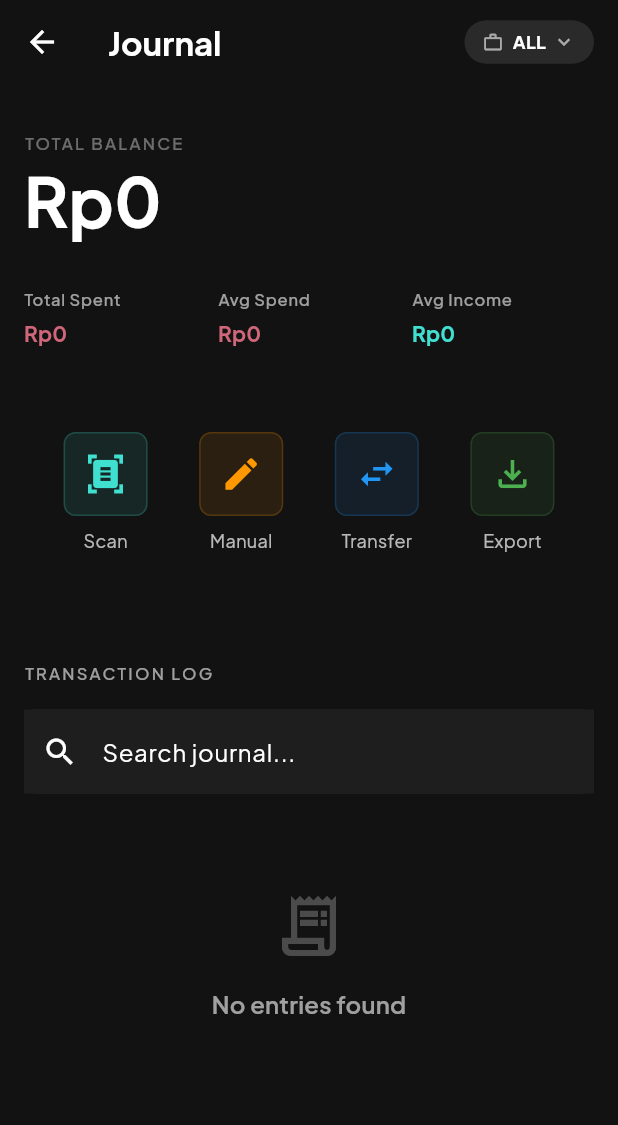
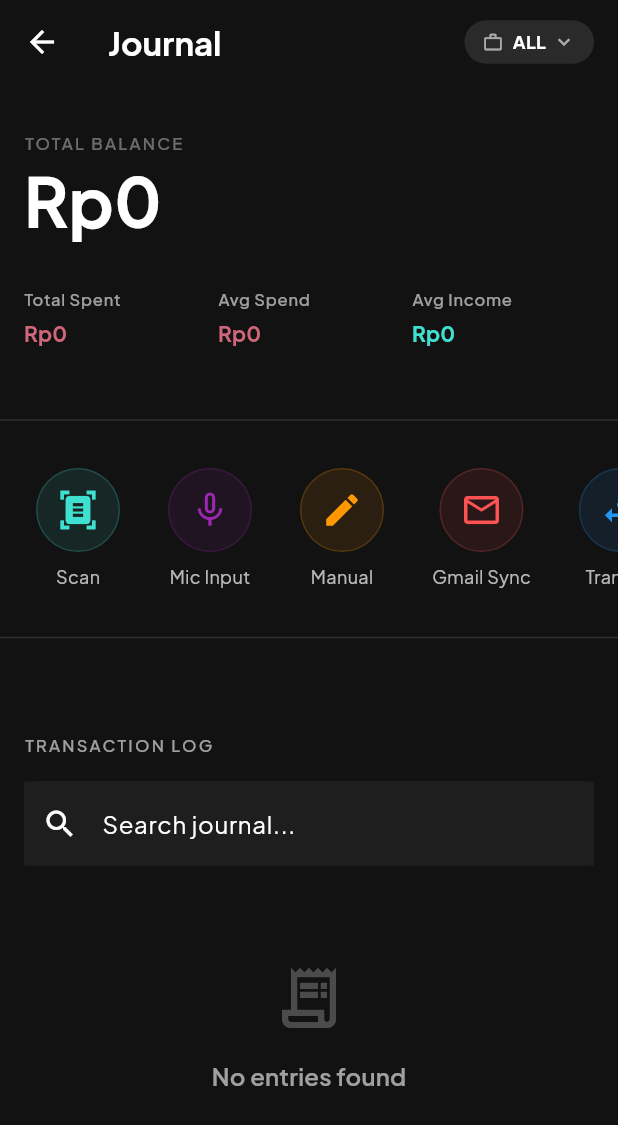
Before and after one commit to OlssenLS/P9-Ledge, a Flutter app: the TransactionsScreen screen opened directly, on a phone screen of 412 x 824 dp. Shown: the top 1125 px of the screen. Run offline on Flutter 3.47's test engine with Material 3 defaults, Android fonts, the light colour scheme and no system bars; drawn by our look-alikes of flutter_animate; our stand-ins replace drift, fl_chart, flutter_riverpod, get_it, go_router, google_fonts and 5 more; missing offline and left inert: google_mlkit_text_recognition; accounts and stored records are empty; generated files the repository leaves out were written again.

Commit message:
feat(ui): add section dividers and horizontally scrollable circular feature grid

```diff
--- a/lib/features/transactions/presentation/transactions_screen.dart
+++ b/lib/features/transactions/presentation/transactions_screen.dart
@@ -252,12 +252,17 @@ class _TransactionsScreenState extends ConsumerState<TransactionsScreen> {
                 ),
               ),
 
+              // Section Divider
+              const SliverToBoxAdapter(child: Divider(height: 32, color: Colors.white12, thickness: 1)),
+
               // Section 2: Quick Features
               SliverToBoxAdapter(
                 child: Padding(
-                  padding: const EdgeInsets.symmetric(horizontal: Spacing.md, vertical: Spacing.md),
+                  padding: const EdgeInsets.symmetric(vertical: Spacing.sm),
+                  child: SingleChildScrollView(
+                    scrollDirection: Axis.horizontal,
+                    padding: const EdgeInsets.symmetric(horizontal: Spacing.md),
                     child: Row(
-                    mainAxisAlignment: MainAxisAlignment.spaceEvenly,
                       children: [
                         _buildFeatureBtn(
                           icon: Icons.document_scanner,
@@ -265,6 +270,16 @@ class _TransactionsScreenState extends ConsumerState<TransactionsScreen> {
                           color: theme.colorScheme.primary,
                           onTap: _handleScanReceipt,
                         ),
+                        const SizedBox(width: Spacing.md),
+                        _buildFeatureBtn(
+                          icon: Icons.mic_none,
+                          label: 'Mic Input',
+                          color: Colors.purple,
+                          onTap: () {
+                            ScaffoldMessenger.of(context).showSnackBar(const SnackBar(content: Text('Mic Input coming soon')));
+                          },
+                        ),
+                        const SizedBox(width: Spacing.md),
                         _buildFeatureBtn(
                           icon: Icons.edit,
                           label: 'Manual',
@@ -275,6 +290,16 @@ class _TransactionsScreenState extends ConsumerState<TransactionsScreen> {
                             ));
                           },
                         ),
+                        const SizedBox(width: Spacing.md),
+                        _buildFeatureBtn(
+                          icon: Icons.mail_outline,
+                          label: 'Gmail Sync',
+                          color: Colors.redAccent,
+                          onTap: () {
+                            ScaffoldMessenger.of(context).showSnackBar(const SnackBar(content: Text('Gmail Sync coming soon')));
+                          },
+                        ),
+                        const SizedBox(width: Spacing.md),
                         _buildFeatureBtn(
                           icon: Icons.swap_horiz,
                           label: 'Transfer',
@@ -283,6 +308,7 @@ class _TransactionsScreenState extends ConsumerState<TransactionsScreen> {
                             ScaffoldMessenger.of(context).showSnackBar(const SnackBar(content: Text('Transfer coming soon')));
                           },
                         ),
+                        const SizedBox(width: Spacing.md),
                         _buildFeatureBtn(
                           icon: Icons.file_download_outlined,
                           label: 'Export',
@@ -295,6 +321,10 @@ class _TransactionsScreenState extends ConsumerState<TransactionsScreen> {
                     ),
                   ),
                 ),
+              ),
+
+              // Section Divider
+              const SliverToBoxAdapter(child: Divider(height: 32, color: Colors.white12, thickness: 1)),
 
               // Section 3: Transaction Logs Header
               SliverToBoxAdapter(
@@ -449,7 +479,7 @@ class _TransactionsScreenState extends ConsumerState<TransactionsScreen> {
         HapticFeedback.lightImpact();
         onTap();
       },
-      borderRadius: BorderRadius.circular(Radii.md),
+      borderRadius: BorderRadius.circular(100),
       child: Padding(
         padding: const EdgeInsets.all(Spacing.sm),
         child: Column(
@@ -459,7 +489,7 @@ class _TransactionsScreenState extends ConsumerState<TransactionsScreen> {
               height: 56,
               decoration: BoxDecoration(
                 color: color.withValues(alpha: 0.1),
-                borderRadius: BorderRadius.circular(Radii.md),
+                borderRadius: BorderRadius.circular(100),
                 border: Border.all(color: color.withValues(alpha: 0.2)),
               ),
               child: Icon(icon, color: color, size: 28),
```
Lines whose indentation alone changed are shown as unchanged.
